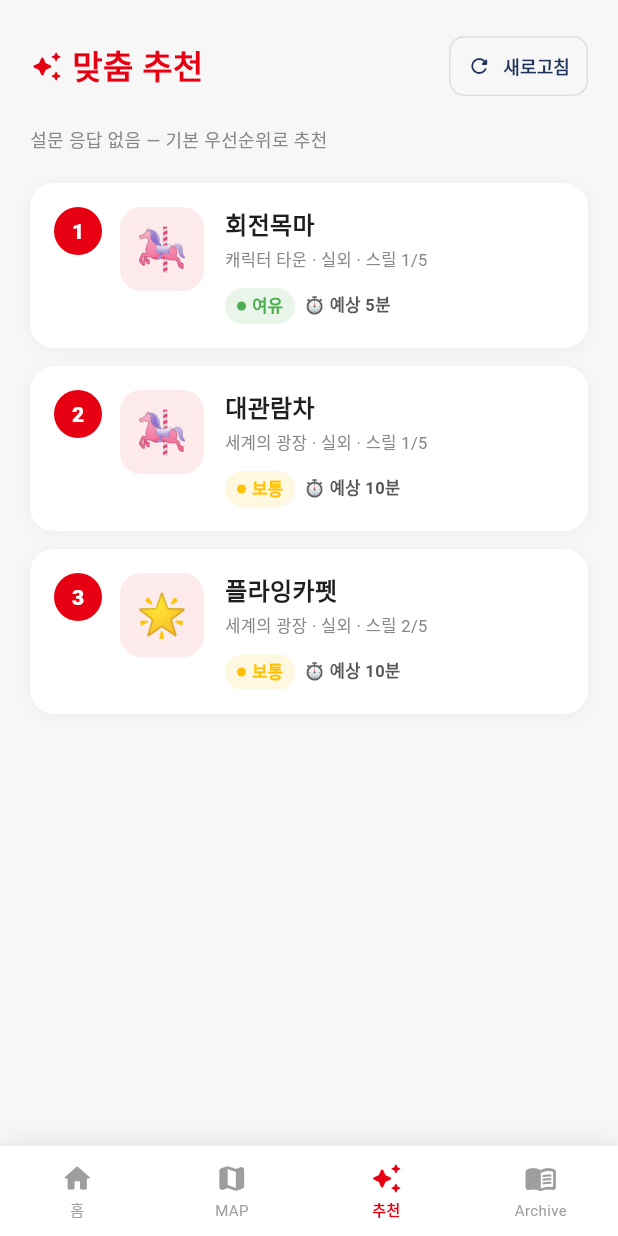
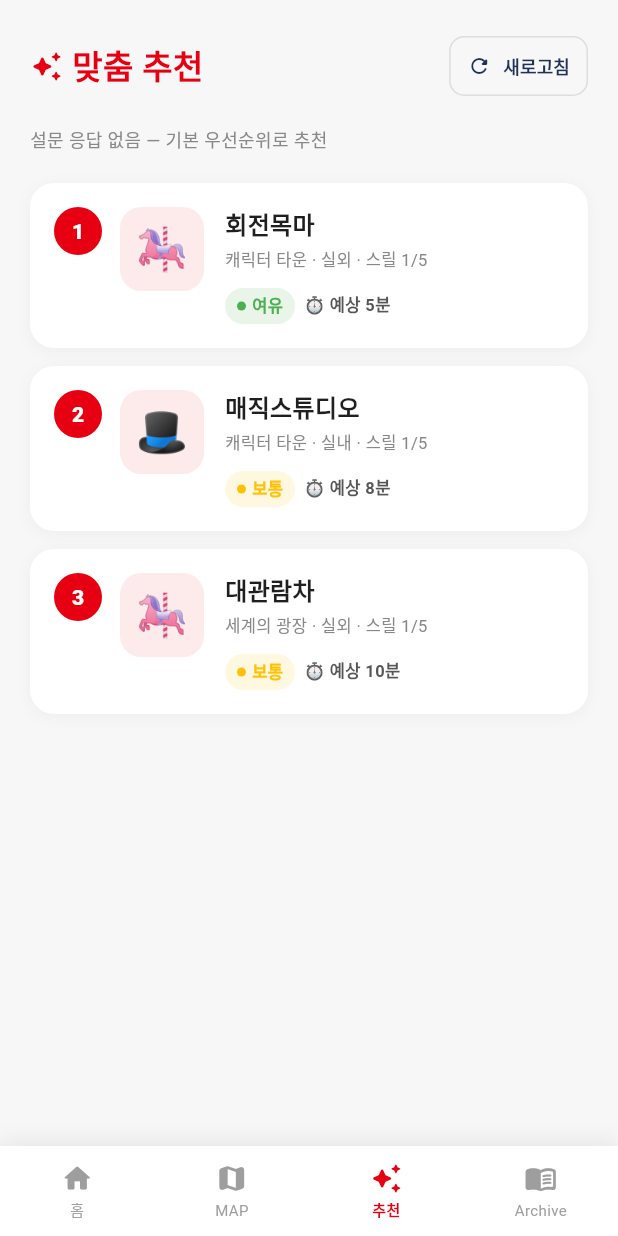
Before and after one commit to 202001381/retrace, a Flutter app: the MainScreen screen opened directly, item 3 of the bottom bar chosen, on a phone screen of 412 x 824 dp. Run offline on Flutter 3.47's test engine with Material 3 defaults, Android fonts, the phone set to English and light mode, and no system bars; our stand-ins replace cloud_firestore, firebase_core, flutter_map, geolocator, latlong2, shared_preferences; accounts and stored records are empty; Roboto replaces fonts that are missing (Pretendard).

Commit message:
Expand POIs to 31 (+19) and wire 카페 / 포토스팟 categories
attraction.dart now holds 31 entries scattered across the
verified Seoul Land rect (37.4321..37.4366 / 127.0174..127.0220):
  어트랙션  15  (existing 10 + sky_x, time_machine_5d, ghost_cave,
                magic_studio, lava_twister)
  음식점     6  (existing 2 + santa_restaurant, korean_kitchen,
                rabat_pizza, food_court)
  카페       5  (cafe_bene, tom_n_toms, luna_dessert,
                ice_cream_stand, churros_truck)
  포토스팟   5  (fountain_plaza, flower_garden, character_statue,
                lake_bridge, night_view_deck)
All placeholder positions per "임의로" instruction; coordsVerified
still false on all entries. 31/31 inside park bounds.

map_screen.dart adjusted for the two new categories:
  _categoryColor      카페 → #6F4E37,  포토스팟 → #6B21A8,
                      어트랙션 / 음식점 unchanged.
  _getMarkerColor     mirrors the above for marker drawing.
  _attractionPassesFilter   '카페' / '포토스팟' top-chip cases.
  _panelAttractions   facility-tab routing rebuilt around the new
                      category set (음식점·상점/공연/편의시설
                      removed; '음식점', '카페', '포토스팟' added).
  _TopBar._filters    ['전체', '어트랙션', '음식점', '카페',
                      '포토스팟', '이스터에그']  (six chips).
  Bottom panel tabs   ['어트랙션', '음식점', '카페', '포토스팟'].

마이 루나 동선 추천 로직은 다음 단계 — _buildRoute() 와
recommend_screen 의 점수 계산이 새 카테고리 풀을 어떻게 활용할지
사용자 스펙 받고 들어감.

https://claude.ai/code/session_01YAc87G1mKcYU3mXuiQBWPk

```diff
--- a/lib/models/attraction.dart
+++ b/lib/models/attraction.dart
@@ -4,7 +4,7 @@ import 'package:latlong2/latlong.dart';
 class Attraction {
   final String id;
   final String name;
-  final String category;     // '어트랙션' | '음식점'
+  final String category;     // '어트랙션' | '음식점' | '카페' | '포토스팟'
   final String zone;
   final double lat;
   final double lng;
@@ -189,6 +189,219 @@ const List<Attraction> kAttractions = [
     description: '캘리포니아 피자 키친. 피자·파스타 전문.',
     icon: '🍕', isOperating: true,
   ),
+  // ─── 추가 어트랙션 (5) ──────────────────────────────────
+  Attraction(
+    id: 'sky_x',
+    name: '스카이엑스',
+    category: '어트랙션',
+    zone: '미래의 나라',
+    lat: 37.4355, lng: 127.0193,
+    indoor: false, heightLimit: 130, thrillLevel: 5, waitMinutes: 30,
+    rating: 4.6, hasEasterEgg: false, chapter: 'autumn',
+    description: '70m 상공에서 자유낙하하는 익스트림 라이드.',
+    icon: '🪂', isOperating: true,
+  ),
+  Attraction(
+    id: 'time_machine_5d',
+    name: '타임머신 5D 360',
+    category: '어트랙션',
+    zone: '미래의 나라',
+    lat: 37.4346, lng: 127.0198,
+    indoor: true, heightLimit: 0, thrillLevel: 2, waitMinutes: 12,
+    rating: 4.0, hasEasterEgg: false, chapter: 'winter',
+    description: '5D 입체 영상과 360도 회전 모션 체험.',
+    icon: '🎬', isOperating: true,
+  ),
+  Attraction(
+    id: 'ghost_cave',
+    name: '귀신동굴',
+    category: '어트랙션',
+    zone: '캐릭터 타운',
+    lat: 37.4340, lng: 127.0185,
+    indoor: true, heightLimit: 0, thrillLevel: 3, waitMinutes: 10,
+    rating: 3.9, hasEasterEgg: true, chapter: 'winter',
+    description: '으스스한 분위기의 다크 라이드.',
+    icon: '👻', isOperating: true,
+  ),
+  Attraction(
+    id: 'magic_studio',
+    name: '매직스튜디오',
+    category: '어트랙션',
+    zone: '캐릭터 타운',
+    lat: 37.4332, lng: 127.0187,
+    indoor: true, heightLimit: 0, thrillLevel: 1, waitMinutes: 8,
+    rating: 4.1, hasEasterEgg: false, chapter: 'spring',
+    description: '마법쇼와 실내 체험관.',
+    icon: '🎩', isOperating: true,
+  ),
+  Attraction(
+    id: 'lava_twister',
+    name: '라바트위스터',
+    category: '어트랙션',
+    zone: '모험의 나라',
+    lat: 37.4342, lng: 127.0207,
+    indoor: false, heightLimit: 120, thrillLevel: 4, waitMinutes: 18,
+    rating: 4.3, hasEasterEgg: true, chapter: 'summer',
+    description: '회전하는 용암 컵에 올라타는 스릴 라이드.',
+    icon: '🌋', isOperating: true,
+  ),
+  // ─── 추가 음식점 (4) ────────────────────────────────────
+  Attraction(
+    id: 'santa_restaurant',
+    name: '산타레스토랑',
+    category: '음식점',
+    zone: '캐릭터 타운',
+    lat: 37.4329, lng: 127.0193,
+    indoor: true, heightLimit: 0, thrillLevel: 0, waitMinutes: 0,
+    rating: 4.2, hasEasterEgg: false, chapter: null,
+    description: '한식·양식 코스 메뉴.',
+    icon: '🍽️', isOperating: true,
+  ),
+  Attraction(
+    id: 'korean_kitchen',
+    name: '한밥상',
+    category: '음식점',
+    zone: '세계의 광장',
+    lat: 37.4334, lng: 127.0177,
+    indoor: true, heightLimit: 0, thrillLevel: 0, waitMinutes: 0,
+    rating: 4.0, hasEasterEgg: false, chapter: null,
+    description: '한식 정식 전문.',
+    icon: '🍚', isOperating: true,
+  ),
+  Attraction(
+    id: 'rabat_pizza',
+    name: '라바피자',
+    category: '음식점',
+    zone: '모험의 나라',
+    lat: 37.4344, lng: 127.0211,
+    indoor: true, heightLimit: 0, thrillLevel: 0, waitMinutes: 0,
+    rating: 3.9, hasEasterEgg: false, chapter: null,
+    description: '화덕 피자·파스타.',
+    icon: '🍕', isOperating: true,
+  ),
+  Attraction(
+    id: 'food_court',
+    name: '월드푸드코트',
+    category: '음식점',
+    zone: '세계의 광장',
+    lat: 37.4337, lng: 127.0197,
+    indoor: true, heightLimit: 0, thrillLevel: 0, waitMinutes: 0,
+    rating: 3.8, hasEasterEgg: false, chapter: null,
+    description: '다국적 요리 한 자리에.',
+    icon: '🍱', isOperating: true,
+  ),
+  // ─── 카페 (5) ───────────────────────────────────────────
+  Attraction(
+    id: 'cafe_bene',
+    name: '카페베네 서울랜드점',
+    category: '카페',
+    zone: '캐릭터 타운',
+    lat: 37.4326, lng: 127.0177,
+    indoor: true, heightLimit: 0, thrillLevel: 0, waitMinutes: 0,
+    rating: 4.0, hasEasterEgg: false, chapter: null,
+    description: '호수 뷰 베이커리 카페.',
+    icon: '☕', isOperating: true,
+  ),
+  Attraction(
+    id: 'tom_n_toms',
+    name: '탐앤탐스',
+    category: '카페',
+    zone: '세계의 광장',
+    lat: 37.4343, lng: 127.0202,
+    indoor: true, heightLimit: 0, thrillLevel: 0, waitMinutes: 0,
+    rating: 3.9, hasEasterEgg: false, chapter: null,
+    description: '프레즐과 커피.',
+    icon: '🥨', isOperating: true,
+  ),
+  Attraction(
+    id: 'luna_dessert',
+    name: '루나 디저트',
+    category: '카페',
+    zone: '캐릭터 타운',
+    lat: 37.4332, lng: 127.0192,
+    indoor: true, heightLimit: 0, thrillLevel: 0, waitMinutes: 0,
+    rating: 4.4, hasEasterEgg: false, chapter: null,
+    description: '계절 한정 디저트 카페.',
+    icon: '🍰', isOperating: true,
+  ),
+  Attraction(
+    id: 'ice_cream_stand',
+    name: '아이스크림 매대',
+    category: '카페',
+    zone: '모험의 나라',
+    lat: 37.4340, lng: 127.0204,
+    indoor: false, heightLimit: 0, thrillLevel: 0, waitMinutes: 0,
+    rating: 3.7, hasEasterEgg: false, chapter: null,
+    description: '소프트콘과 슬러시.',
+    icon: '🍦', isOperating: true,
+  ),
+  Attraction(
+    id: 'churros_truck',
+    name: '츄러스 푸드트럭',
+    category: '카페',
+    zone: '미래의 나라',
+    lat: 37.4350, lng: 127.0196,
+    indoor: false, heightLimit: 0, thrillLevel: 0, waitMinutes: 0,
+    rating: 4.1, hasEasterEgg: false, chapter: null,
+    description: '갓 튀긴 츄러스와 핫초코.',
+    icon: '🥯', isOperating: true,
+  ),
+  // ─── 포토스팟 (5) ───────────────────────────────────────
+  Attraction(
+    id: 'fountain_plaza',
+    name: '중앙 분수 광장',
+    category: '포토스팟',
+    zone: '세계의 광장',
+    lat: 37.4344, lng: 127.0195,
+    indoor: false, heightLimit: 0, thrillLevel: 0, waitMinutes: 0,
+    rating: 4.5, hasEasterEgg: true, chapter: 'summer',
+    description: '시원한 물줄기 배경의 인생샷 명소.',
+    icon: '⛲', isOperating: true,
+  ),
+  Attraction(
+    id: 'flower_garden',
+    name: '꽃 정원',
+    category: '포토스팟',
+    zone: '세계의 광장',
+    lat: 37.4348, lng: 127.0190,
+    indoor: false, heightLimit: 0, thrillLevel: 0, waitMinutes: 0,
+    rating: 4.6, hasEasterEgg: false, chapter: 'spring',
+    description: '계절꽃이 만개하는 정원.',
+    icon: '🌷', isOperating: true,
+  ),
+  Attraction(
+    id: 'character_statue',
+    name: '루나 캐릭터 동상',
+    category: '포토스팟',
+    zone: '캐릭터 타운',
+    lat: 37.4334, lng: 127.0184,
+    indoor: false, heightLimit: 0, thrillLevel: 0, waitMinutes: 0,
+    rating: 4.3, hasEasterEgg: false, chapter: null,
+    description: '서울랜드 마스코트와 인증샷.',
+    icon: '🗿', isOperating: true,
+  ),
+  Attraction(
+    id: 'lake_bridge',
+    name: '호숫가 다리',
+    category: '포토스팟',
+    zone: '세계의 광장',
+    lat: 37.4337, lng: 127.0179,
+    indoor: false, heightLimit: 0, thrillLevel: 0, waitMinutes: 0,
+    rating: 4.4, hasEasterEgg: false, chapter: 'autumn',
+    description: '단풍 시즌 인생샷 명소.',
+    icon: '🌉', isOperating: true,
+  ),
+  Attraction(
+    id: 'night_view_deck',
+    name: '미래의 나라 전망대',
+    category: '포토스팟',
+    zone: '미래의 나라',
+    lat: 37.4357, lng: 127.0214,
+    indoor: false, heightLimit: 0, thrillLevel: 0, waitMinutes: 0,
+    rating: 4.7, hasEasterEgg: true, chapter: 'winter',
+    description: '야경과 불빛쇼 명소.',
+    icon: '🌃', isOperating: true,
+  ),
 ];
 
 /// 챕터별 대상 어트랙션 ID. 챕터 내 이스터에그 어트랙션 전부 발견 → 챕터 완료.
--- a/lib/screens/map_screen.dart
+++ b/lib/screens/map_screen.dart
@@ -133,8 +133,12 @@ class _MapScreenState extends State<MapScreen> with TickerProviderStateMixin {
         return const Color(0xFFE60012);
       case '음식점':
         return const Color(0xFFFF6B00);
+      case '카페':
+        return const Color(0xFF6F4E37);
+      case '포토스팟':
+        return const Color(0xFF6B21A8);
       default:
-        return const Color(0xFF6B21A8);
+        return const Color(0xFF888888);
     }
   }
 
@@ -144,6 +148,10 @@ class _MapScreenState extends State<MapScreen> with TickerProviderStateMixin {
         return a.category == '어트랙션';
       case '음식점':
         return a.category == '음식점';
+      case '카페':
+        return a.category == '카페';
+      case '포토스팟':
+        return a.category == '포토스팟';
       case '이스터에그':
         return a.hasEasterEgg;
       default:
@@ -162,12 +170,14 @@ class _MapScreenState extends State<MapScreen> with TickerProviderStateMixin {
   List<Attraction> get _panelAttractions {
     Iterable<Attraction> list;
     switch (_facilityTab) {
-      case '음식점·상점':
+      case '음식점':
         list = kAttractions.where((a) => a.category == '음식점');
         break;
-      case '공연':
-      case '편의시설':
-        list = const Iterable<Attraction>.empty();
+      case '카페':
+        list = kAttractions.where((a) => a.category == '카페');
+        break;
+      case '포토스팟':
+        list = kAttractions.where((a) => a.category == '포토스팟');
         break;
       default: // 어트랙션
         list = kAttractions.where((a) => a.category == '어트랙션');
@@ -312,8 +322,10 @@ class _MapScreenState extends State<MapScreen> with TickerProviderStateMixin {
   Color _getMarkerColor(String category) {
     switch (category) {
       case '어트랙션': return const Color(0xFFE60012);
-      case '음식점': return const Color(0xFFFF6B00);
-      default: return const Color(0xFF6B21A8);
+      case '음식점':   return const Color(0xFFFF6B00);
+      case '카페':     return const Color(0xFF6F4E37);
+      case '포토스팟': return const Color(0xFF6B21A8);
+      default:         return const Color(0xFF888888);
     }
   }
 
@@ -498,7 +510,7 @@ class _MapScreenState extends State<MapScreen> with TickerProviderStateMixin {
                                 itemCount: 4,
                                 separatorBuilder: (_, __) => const SizedBox(width: 6),
                                 itemBuilder: (_, i) {
-                                  final tabs = ['어트랙션', '음식점·상점', '공연', '편의시설'];
+                                  final tabs = ['어트랙션', '음식점', '카페', '포토스팟'];
                                   final t = tabs[i];
                                   final active = _facilityTab == t;
                                   return GestureDetector(
@@ -593,7 +605,7 @@ class _TopBar extends StatelessWidget {
     required this.onFilter,
   });
 
-  static const _filters = ['전체', '어트랙션', '음식점', '이스터에그'];
+  static const _filters = ['전체', '어트랙션', '음식점', '카페', '포토스팟', '이스터에그'];
 
   @override
   Widget build(BuildContext context) {
```
